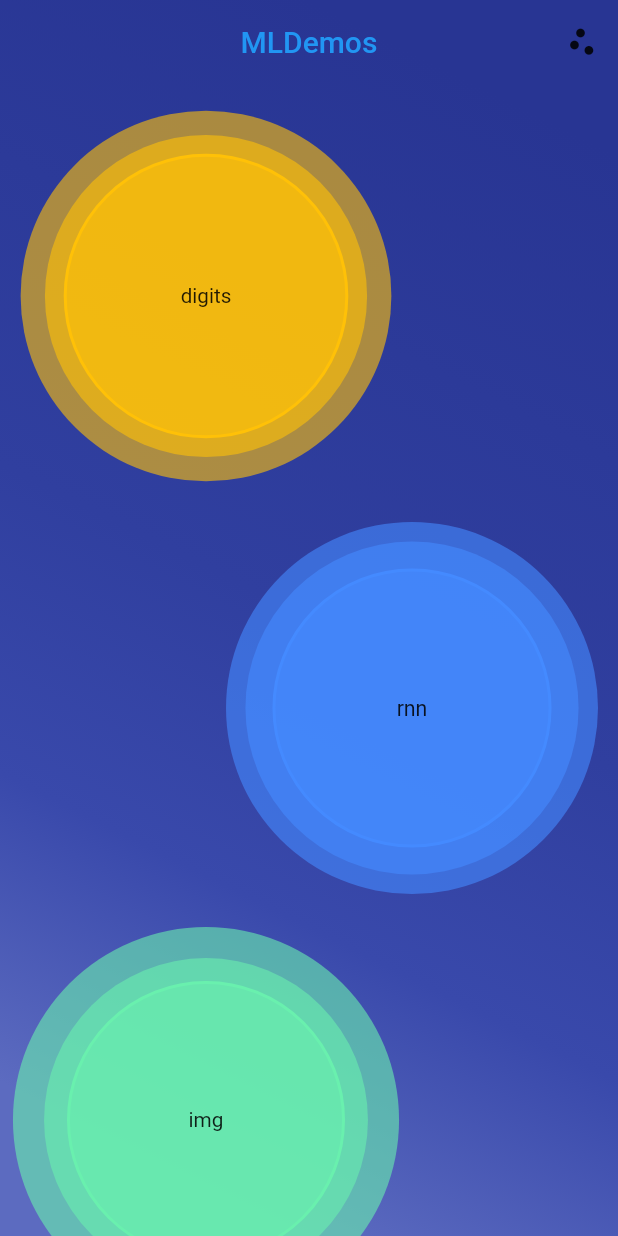
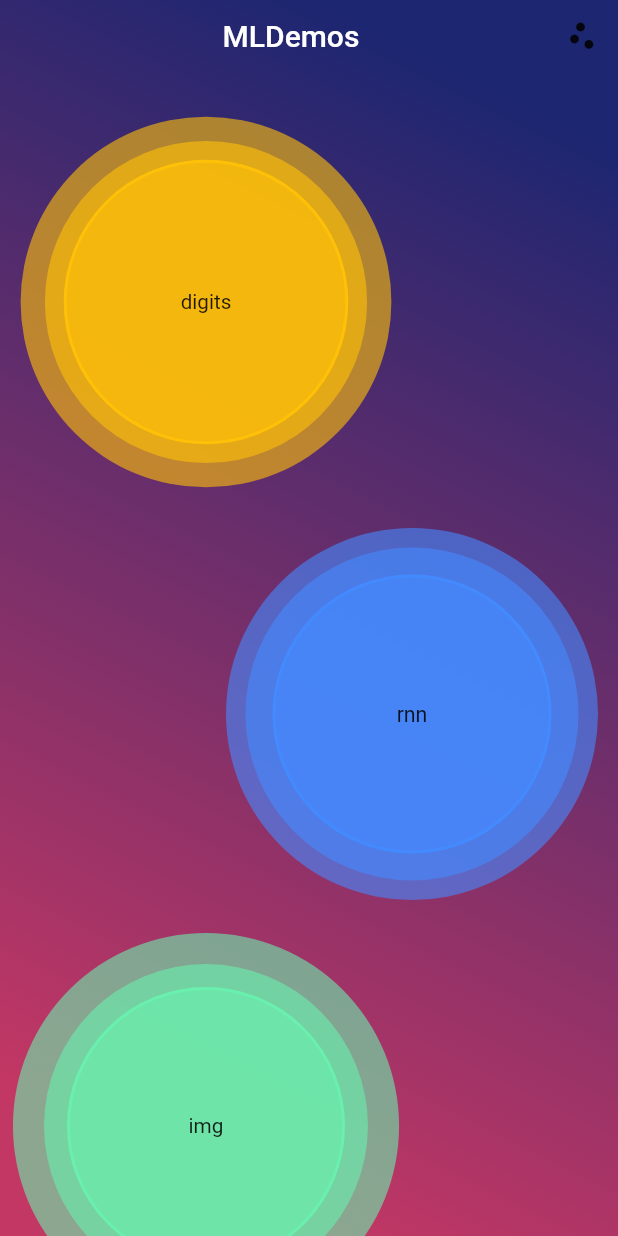
Before and after one commit to Eternali/mldemos, a Flutter app: the screen it shows after launch, on a phone screen of 412 x 824 dp. Run offline on Flutter 3.47's test engine with Material 2 defaults, Android fonts, the phone set to English and light mode, and no system bars; our stand-ins replace flutter_redux, redux.

Commit message:
almost have home layout and animations finalized

```diff
--- a/lib/presentation/home_screen.dart
+++ b/lib/presentation/home_screen.dart
@@ -32,11 +32,21 @@ class HomeScreen extends StatefulWidget {
 class HomeScreenState extends State<HomeScreen> with SingleTickerProviderStateMixin {
 
   AnimationController _controller;
+  Animation<double> animation;
 
   @override
   void initState() {
     super.initState();
-    _controller = AnimationController(duration: Duration(seconds: 5), vsync: this)..repeat();
+    _controller = AnimationController(duration: Duration(seconds: 5), vsync: this);
+    animation = CurvedAnimation(parent: _controller, curve: Curves.ease)
+      ..addListener(() {
+        setState(() {  });
+      })
+      ..addStatusListener((status) {
+        if (status == AnimationStatus.completed) _controller.reverse();
+        else if (status == AnimationStatus.dismissed) _controller.forward();
+      });
+    _controller.forward();
   }
 
   @override
@@ -62,18 +72,15 @@ class HomeScreenState extends State<HomeScreen> with SingleTickerProviderStateMi
                   gradient: new LinearGradient(
                     begin: Alignment.topRight,
                     end: Alignment.bottomLeft,
-                    stops: [0.1, 0.5, 0.7, 0.9],
+                    stops: [0.1, 0.9],
                     colors: [
-                      Colors.indigo[800],
-                      Colors.indigo[700],
-                      Colors.indigo[600],
-                      Colors.indigo[400],
+                      Color(0xFF1D2671),
+                      Color(0xFFC33764),
                     ],
                   ),
                 ),
-              ),
-              StaggeredGridView.count(
-                padding: EdgeInsets.only(top: 60.0),
+                child: StaggeredGridView.count(
+                  padding: EdgeInsets.only(top: 64.0),
                   primary: false,
                   crossAxisCount: 3,
                   children: buttonIdxs.map((b) => [
@@ -88,18 +95,19 @@ class HomeScreenState extends State<HomeScreen> with SingleTickerProviderStateMi
                     return b % 2 == 0 ? spacers.reversed : spacers;
                   }).expand((s) => s).toList(),
                 ),
-              AppBar(
-                backgroundColor: Colors.transparent,
-                iconTheme: theme.iconTheme,
-                elevation: 0.0,
-                centerTitle: true,
-                title: Text(
+              ),
+              SafeArea(
+                child: Row(
+                  mainAxisAlignment: MainAxisAlignment.center,
+                  children: <Widget>[
+                    Icon(IconData(0)),
+                    Expanded(
+                      child: Text(
                         widget.title ?? locales.appTitle,
-                  style: TextStyle(
-                    color: theme.primaryColor,
+                        textAlign: TextAlign.center,
+                        style: theme.textTheme.title.copyWith(color: Colors.white)
                       ),
                     ),
-                actions: <Widget>[
                     PopupMenuButton<MenuChoice>(
                       icon: Icon(Icons.scatter_plot),
                       onSelected: (MenuChoice choice) {
@@ -120,6 +128,39 @@ class HomeScreenState extends State<HomeScreen> with SingleTickerProviderStateMi
                     ),
                   ],
                 ),
+              ),
+              // AppBar(
+              //   backgroundColor: Colors.transparent,
+              //   iconTheme: theme.iconTheme.copyWith(color: Colors.white),
+              //   elevation: 0.0,
+              //   centerTitle: true,
+              //   title: Text(
+              //     widget.title ?? locales.appTitle,
+              //     style: TextStyle(
+              //       color: Colors.white,
+              //     ),
+              //   ),
+              //   actions: <Widget>[
+              //     PopupMenuButton<MenuChoice>(
+              //       icon: Icon(Icons.scatter_plot),
+              //       onSelected: (MenuChoice choice) {
+              //         Navigator.of(context).pushNamed(choice.route);
+              //       },
+              //       itemBuilder: (BuildContext context) => widget.overflow.map(
+              //         (MenuChoice choice) => PopupMenuItem<MenuChoice>(
+              //           value: choice,
+              //           child: Row(
+              //             children: <Widget>[
+              //               Icon(choice.icon),
+              //               Padding(padding: const EdgeInsets.symmetric(horizontal: 8.0)),
+              //               Text(choice.title),
+              //             ],
+              //           ),
+              //         )
+              //       ).toList(),
+              //     ),
+              //   ],
+              // ),
             ]
           ),
         );
```
Also changed, not shown: pubspec.lock. Lines whose indentation alone changed are shown as unchanged.
